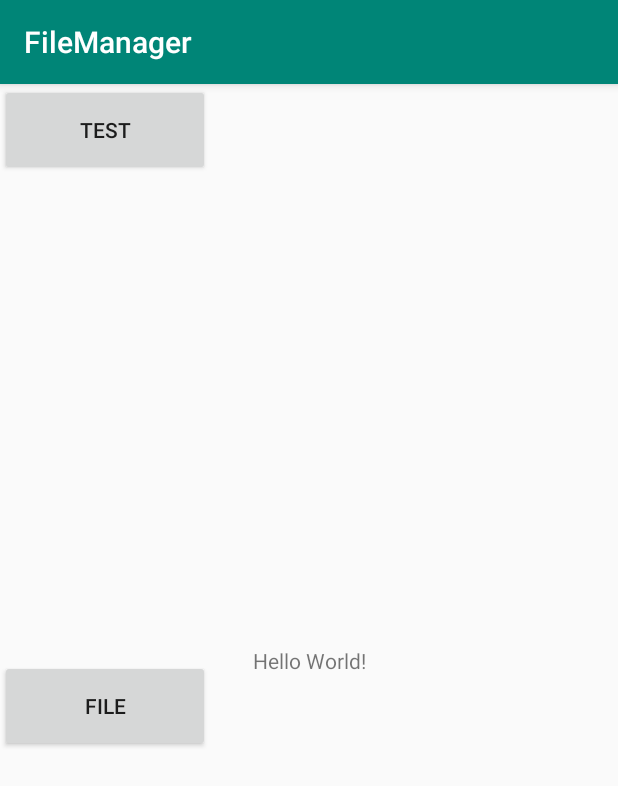
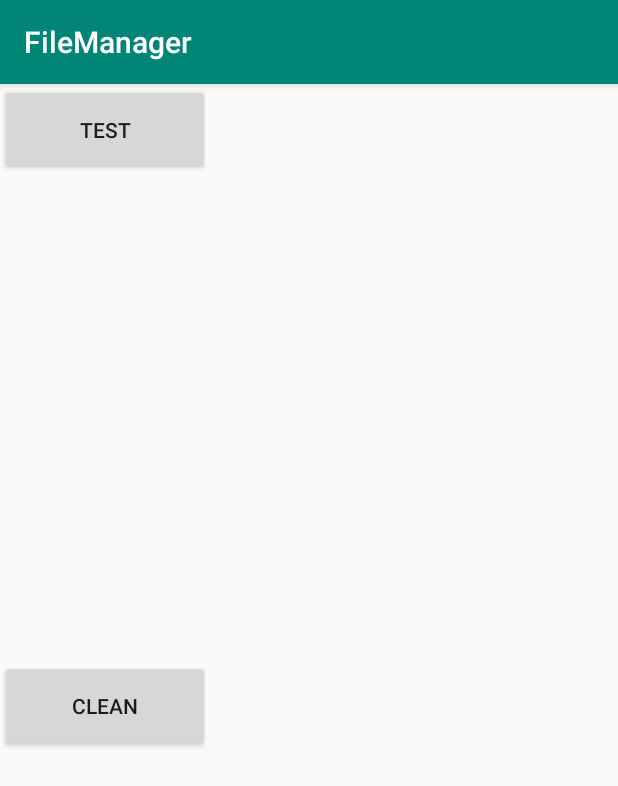
Before and after one commit to 117503445/FileManager, an Android app: the screen it shows after launch (MainActivity), on a phone screen of 412 x 824 dp. Shown: the top 786 px of the screen. Run offline under Robolectric (Android 15) with nearby library versions, the phone set to English and light mode, and no system bars.

Commit message:
0213-1223

```diff
--- a/app/src/main/res/layout/activity_main.xml
+++ b/app/src/main/res/layout/activity_main.xml
@@ -9,7 +9,6 @@
     <TextView
         android:layout_width="wrap_content"
         android:layout_height="wrap_content"
-        android:text="Hello World!"
         app:layout_constraintBottom_toBottomOf="parent"
         app:layout_constraintLeft_toLeftOf="parent"
         app:layout_constraintRight_toRightOf="parent"
@@ -24,11 +23,11 @@
     操作sd卡
 
     <Button
-        android:id="@+id/BtnFile"
+        android:id="@+id/BtnClean"
         android:layout_width="140dp"
         android:layout_height="61dp"
-        android:onClick="BtnFile_Click"
-        android:text="file"
+        android:onClick="BtnClean_Click"
+        android:text="Clean"
         app:layout_constraintBottom_toBottomOf="parent"
         app:layout_constraintTop_toBottomOf="@+id/Btntest"
         tools:layout_editor_absoluteX="0dp" />
--- a/build.gradle
+++ b/build.gradle
@@ -7,7 +7,7 @@ buildscript {
         jcenter()
     }
     dependencies {
-        classpath 'com.android.tools.build:gradle:3.2.1'
+        classpath 'com.android.tools.build:gradle:3.3.1'
 
 
         // NOTE: Do not place your application dependencies here; they belong
```
Also changed, not shown: app/src/main/AndroidManifest.xml (+5 -3 lines), app/src/main/java/com/t117503445/filemanager/MainActivity.java (+29 -40 lines), gradle/wrapper/gradle-wrapper.properties.
